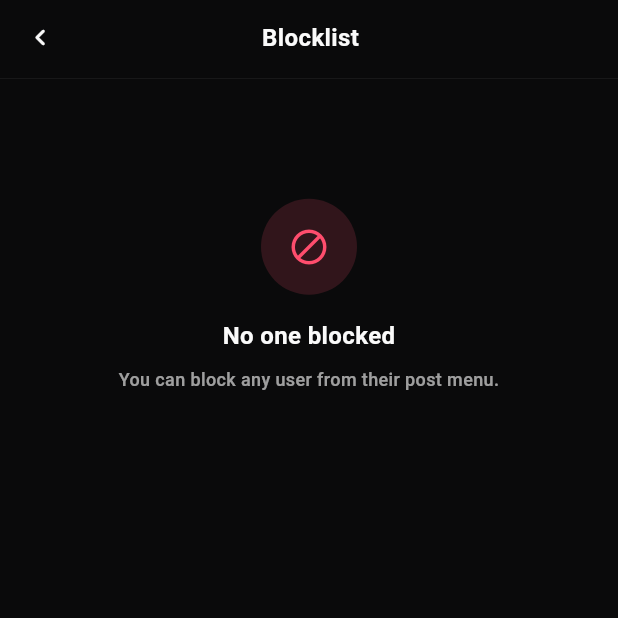
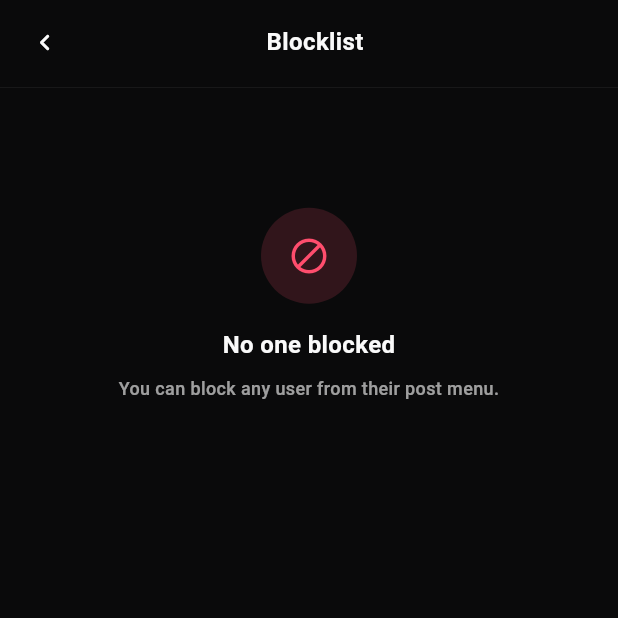
Before and after one commit to ziad9899/Qurb, a Flutter app: the SettingsScreen screen opened by its route, after a tap on "Blocklist", on a phone screen of 412 x 824 dp, the top half of it. Run offline on Flutter 3.47's test engine with Material 3 defaults, Android fonts, the phone set to English and light mode, and no system bars; our stand-ins replace equatable, flutter_riverpod, flutter_secure_storage, geolocator, go_router, google_fonts and 2 more; accounts and stored records are empty; Roboto replaces fonts that are missing (Ibm Plex Sans Arabic).

Commit message:
Phase C: a11y back button, send semantics, 6 widget tests, reviewer notes
Accessibility
  * New lib/core/widgets/qurb_back_button.dart wraps the chevron in
    Semantics(button: true, label: t.common_back) and enforces the
    44×44pt Apple HIG minimum tap target. Replaced the ad-hoc back
    chevron in 6 screens (terms, privacy, community, report_issue,
    blocks, settings, comments). Each previously had a 38pt target
    with no semantic label — TalkBack/VoiceOver would announce
    "button" with no description.
  * Compose send button in comments_screen.dart wrapped in
    Semantics(button: true, label: t.comments_send_a11y) and the
    tap target bumped 40→44pt.
  * Added l10n keys: comments_send_a11y, common_more_a11y.

Tests (1 → 6)
  * test/age_gate_test.dart — CTA is disabled until the 13+
    checkbox is ticked; once ticked, onPressed is non-null.
  * test/legal_screens_test.dart — TermsScreen mounts in Arabic
    and English; PrivacyPolicyScreen renders identity section;
    CommunityGuidelinesScreen renders do/don't blocks.
  * All 6 pass; flutter analyze reports 0 issues.

docs/REVIEWER_NOTES.md
  * Drop-in copy for App Store Connect → Review Information.
    Frames Qurb as a hyperlocal community (NOT random/anonymous
    chat — closes the Feb 2026 Guideline 1.2 risk). Documents
    the Demo Location toggle so Cupertino reviewers reach a
    populated feed without granting GPS. Includes an internal
    pre-submit checklist (Xcode steps + App Store Connect form
    fields).

Co-Authored-By: Claude Opus 4.7 (1M context) <noreply@anthropic.com>

```diff
--- /dev/null
+++ b/lib/core/widgets/qurb_back_button.dart
@@ -0,0 +1,37 @@
+import 'package:flutter/material.dart';
+
+import '../theme/qurb_theme.dart';
+import '../../l10n/generated/app_localizations.dart';
+import 'qurb_icon.dart';
+
+/// Back chevron used in every screen header. Wraps the gesture in
+/// `Semantics(button: true, label: …)` so VoiceOver / TalkBack announce
+/// it as a real button and Apple's accessibility audit passes.
+///
+/// Tap target is 44×44pt (Apple HIG minimum) — the visible chevron is 22pt
+/// and we hand-pad to reach 44 so screen readers don't fight with us.
+class QurbBackButton extends StatelessWidget {
+  const QurbBackButton({super.key, this.onTap});
+  final VoidCallback? onTap;
+
+  @override
+  Widget build(BuildContext context) {
+    final qurb = context.qurb;
+    final t = AppLocalizations.of(context);
+    return Semantics(
+      button: true,
+      label: t.common_back,
+      child: GestureDetector(
+        behavior: HitTestBehavior.opaque,
+        onTap: onTap ?? () => Navigator.maybePop(context),
+        child: Container(
+          width: 44, height: 44,
+          alignment: Alignment.center,
+          child: QurbIconWidget(
+            QIcon.chevron, size: 22, color: qurb.text,
+          ),
+        ),
+      ),
+    );
+  }
+}
--- a/lib/features/settings/blocks_screen.dart
+++ b/lib/features/settings/blocks_screen.dart
@@ -5,6 +5,7 @@ import '../../core/theme/qurb_theme.dart';
 import '../../core/widgets/id_badge.dart';
 import '../../core/widgets/qurb_empty.dart';
 import '../../core/widgets/qurb_error.dart';
+import '../../core/widgets/qurb_back_button.dart';
 import '../../core/widgets/qurb_icon.dart';
 import '../../core/widgets/skeleton.dart';
 import '../../l10n/generated/app_localizations.dart';
@@ -35,15 +36,7 @@ class BlocksScreen extends ConsumerWidget {
             ),
             child: Row(
               children: [
-                GestureDetector(
-                  onTap: () => Navigator.maybePop(context),
-                  child: Padding(
-                    padding: const EdgeInsets.all(8),
-                    child: QurbIconWidget(
-                      QIcon.chevron, size: 22, color: qurb.text,
-                    ),
-                  ),
-                ),
+                const QurbBackButton(),
                 const Spacer(),
                 Text(
                   t.blocks_header,
--- a/lib/features/settings/settings_screen.dart
+++ b/lib/features/settings/settings_screen.dart
@@ -6,6 +6,7 @@ import '../../core/auth/auth_providers.dart';
 import '../../core/prefs/prefs_providers.dart';
 import '../../core/theme/qurb_theme.dart';
 import '../../core/widgets/id_badge.dart';
+import '../../core/widgets/qurb_back_button.dart';
 import '../../core/widgets/qurb_icon.dart';
 import '../../l10n/generated/app_localizations.dart';
 import '../profile/data/profile_providers.dart';
@@ -48,15 +49,7 @@ class SettingsScreen extends ConsumerWidget {
             ),
             child: Row(
               children: [
-                GestureDetector(
-                  onTap: () => Navigator.maybePop(context),
-                  child: Padding(
-                    padding: const EdgeInsets.all(8),
-                    child: QurbIconWidget(
-                      QIcon.chevron, size: 22, color: qurb.text,
-                    ),
-                  ),
-                ),
+                const QurbBackButton(),
                 const Spacer(),
                 Text(
                   t.settings_header,
--- a/lib/l10n/app_ar.arb
+++ b/lib/l10n/app_ar.arb
@@ -99,6 +99,8 @@
   "comments_reply": "ردّ",
   "comments_replying_to": "ترد على #{id}",
   "comments_cancel_reply": "إلغاء الرد",
+  "comments_send_a11y": "إرسال التعليق",
+  "common_more_a11y": "خيارات إضافية",
 
   "whispers_header": "همس",
   "whispers_requests_label": "طلبات هَمس",
--- a/lib/l10n/app_en.arb
+++ b/lib/l10n/app_en.arb
@@ -102,6 +102,8 @@
   "comments_reply": "Reply",
   "comments_replying_to": "Replying to #{id}",
   "comments_cancel_reply": "Cancel reply",
+  "comments_send_a11y": "Send comment",
+  "common_more_a11y": "More options",
 
   "whispers_header": "Whispers",
   "whispers_requests_label": "WHISPER REQUESTS",
```
Also changed, not shown: lib/features/feed/comments_screen.dart (+8 -11 lines), lib/features/legal/community_guidelines_screen.dart (+2 -9 lines), lib/features/legal/privacy_policy_screen.dart (+2 -10 lines), lib/features/legal/report_issue_screen.dart (+2 -10 lines), lib/features/legal/terms_screen.dart (+2 -10 lines), lib/l10n/generated/app_localizations.dart, lib/l10n/generated/app_localizations_ar.dart, lib/l10n/generated/app_localizations_en.dart, 3 other files.
